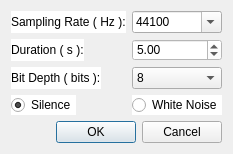
Old version of the form Graphic_Interface/UI_Files/new_file_dialog.ui in the repository ECMora/SoundLab.
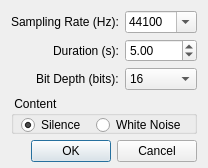
New version of the form.

Patch:
```diff
--- a/Graphic_Interface/UI_Files/new_file_dialog.ui
+++ b/Graphic_Interface/UI_Files/new_file_dialog.ui
@@ -2,25 +2,40 @@
 <ui version="4.0">
  <class>NewFileDialog</class>
  <widget class="QDialog" name="NewFileDialog">
+  <property name="windowModality">
+   <enum>Qt::WindowModal</enum>
+  </property>
   <property name="geometry">
    <rect>
     <x>0</x>
     <y>0</y>
-    <width>205</width>
-    <height>142</height>
+    <width>199</width>
+    <height>168</height>
    </rect>
   </property>
+  <property name="sizePolicy">
+   <sizepolicy hsizetype="Preferred" vsizetype="Preferred">
+    <horstretch>0</horstretch>
+    <verstretch>0</verstretch>
+   </sizepolicy>
+  </property>
   <property name="windowTitle">
    <string>New</string>
   </property>
   <layout class="QFormLayout" name="formLayout">
+   <property name="fieldGrowthPolicy">
+    <enum>QFormLayout::AllNonFixedFieldsGrow</enum>
+   </property>
+   <property name="labelAlignment">
+    <set>Qt::AlignRight|Qt::AlignTrailing|Qt::AlignVCenter</set>
+   </property>
+   <property name="bottomMargin">
+    <number>6</number>
+   </property>
    <item row="0" column="0">
     <widget class="QLabel" name="label">
-     <property name="styleSheet">
-      <string notr="true">background-color: rgb(255, 255, 255);</string>
-     </property>
      <property name="text">
-      <string>Sampling Rate ( Hz ):</string>
+      <string>Sampling Rate (Hz):</string>
      </property>
     </widget>
    </item>
@@ -30,18 +45,13 @@
       <bool>true</bool>
      </property>
      <property name="currentIndex">
-      <number>1</number>
+      <number>3</number>
      </property>
      <item>
       <property name="text">
        <string>22050</string>
       </property>
      </item>
-     <item>
-      <property name="text">
-       <string>44100</string>
-      </property>
-     </item>
      <item>
       <property name="text">
        <string>24000</string>
@@ -52,6 +62,11 @@
        <string>32000</string>
       </property>
      </item>
+     <item>
+      <property name="text">
+       <string>44100</string>
+      </property>
+     </item>
      <item>
       <property name="text">
        <string>96000</string>
@@ -91,19 +106,16 @@
    </item>
    <item row="1" column="0">
     <widget class="QLabel" name="label_2">
-     <property name="styleSheet">
-      <string notr="true">background-color: rgb(255, 255, 255);</string>
-     </property>
      <property name="text">
-      <string>Duration ( s ):</string>
+      <string>Duration (s):</string>
+     </property>
+     <property name="alignment">
+      <set>Qt::AlignRight|Qt::AlignTrailing|Qt::AlignVCenter</set>
      </property>
     </widget>
    </item>
    <item row="1" column="1">
     <widget class="QDoubleSpinBox" name="dsbxDuration">
-     <property name="styleSheet">
-      <string notr="true">background-color: rgb(255, 255, 255);</string>
-     </property>
      <property name="suffix">
       <string/>
      </property>
@@ -117,11 +129,8 @@
    </item>
    <item row="2" column="0">
     <widget class="QLabel" name="label_3">
-     <property name="styleSheet">
-      <string notr="true">background-color: rgb(255, 255, 255);</string>
-     </property>
      <property name="text">
-      <string>Bit Depth ( bits ):</string>
+      <string>Bit Depth (bits):</string>
      </property>
     </widget>
    </item>
@@ -131,41 +140,92 @@
       <bool>false</bool>
      </property>
      <property name="currentIndex">
-      <number>0</number>
+      <number>2</number>
      </property>
      <item>
       <property name="text">
        <string>8</string>
       </property>
      </item>
+     <item>
+      <property name="text">
+       <string>12</string>
+      </property>
+     </item>
      <item>
       <property name="text">
        <string>16</string>
       </property>
      </item>
+     <item>
+      <property name="text">
+       <string>24</string>
+      </property>
+     </item>
+     <item>
+      <property name="text">
+       <string>32</string>
+      </property>
+     </item>
+     <item>
+      <property name="text">
+       <string>64</string>
+      </property>
+     </item>
     </widget>
    </item>
-   <item row="3" column="0">
-    <widget class="QRadioButton" name="rbtnSilence">
-     <property name="styleSheet">
-      <string notr="true">background-color: rgb(255, 255, 255);</string>
+   <item row="3" column="0" colspan="2">
+    <widget class="QGroupBox" name="groupBox">
+     <property name="sizePolicy">
+      <sizepolicy hsizetype="Preferred" vsizetype="Preferred">
+       <horstretch>0</horstretch>
+       <verstretch>100</verstretch>
+      </sizepolicy>
      </property>
-     <property name="text">
-      <string>Silence</string>
+     <property name="title">
+      <string> Content </string>
      </property>
-     <property name="checked">
-      <bool>true</bool>
-     </property>
-    </widget>
-   </item>
-   <item row="3" column="1">
-    <widget class="QRadioButton" name="rbtnWhiteNoise">
-     <property name="styleSheet">
-      <string notr="true">background-color: rgb(255, 255, 255);</string>
-     </property>
-     <property name="text">
-      <string>White Noise</string>
-     </property>
+     <widget class="QRadioButton" name="rbtnSilence">
+      <property name="geometry">
+       <rect>
+        <x>10</x>
+        <y>19</y>
+        <width>71</width>
+        <height>20</height>
+       </rect>
+      </property>
+      <property name="sizePolicy">
+       <sizepolicy hsizetype="Preferred" vsizetype="Fixed">
+        <horstretch>0</horstretch>
+        <verstretch>0</verstretch>
+       </sizepolicy>
+      </property>
+      <property name="text">
+       <string>Silence</string>
+      </property>
+      <property name="checked">
+       <bool>true</bool>
+      </property>
+     </widget>
+     <widget class="QRadioButton" name="rbtnWhiteNoise">
+      <property name="geometry">
+       <rect>
+        <x>85</x>
+        <y>19</y>
+        <width>91</width>
+        <height>20</height>
+       </rect>
+      </property>
+      <property name="sizePolicy">
+       <sizepolicy hsizetype="Preferred" vsizetype="Fixed">
+        <horstretch>0</horstretch>
+        <verstretch>0</verstretch>
+       </sizepolicy>
+      </property>
+      <property name="text">
+       <string>White Noise</string>
+      </property>
+     </widget>
     </widget>
    </item>
    <item row="4" column="0" colspan="2">
```
